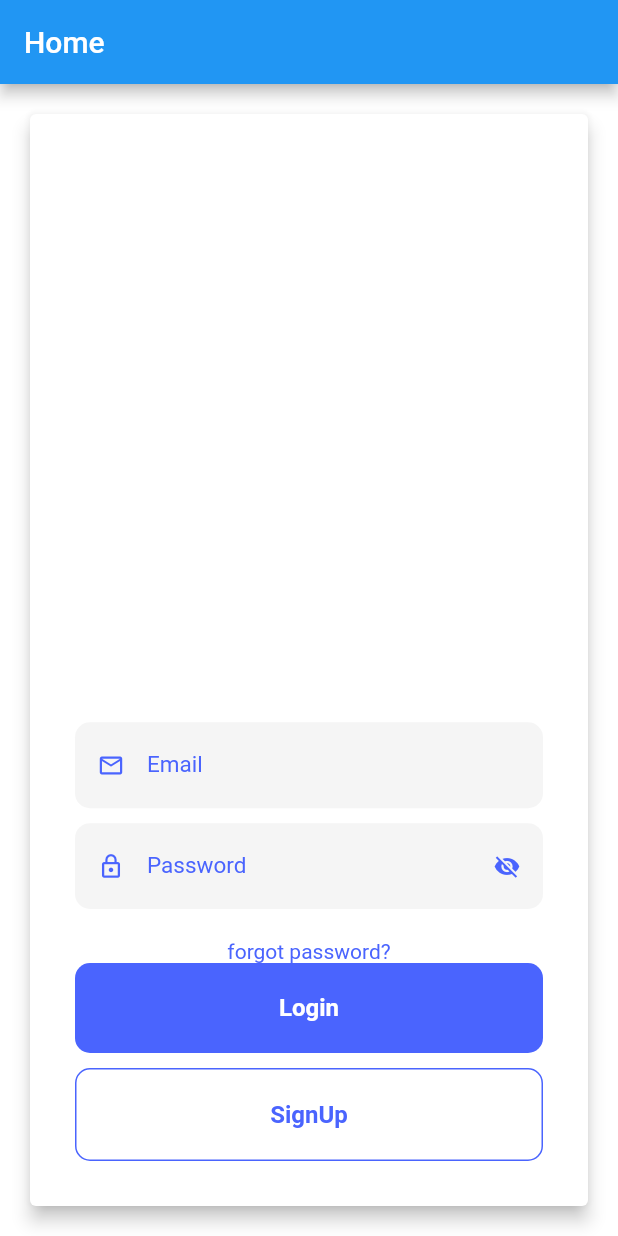
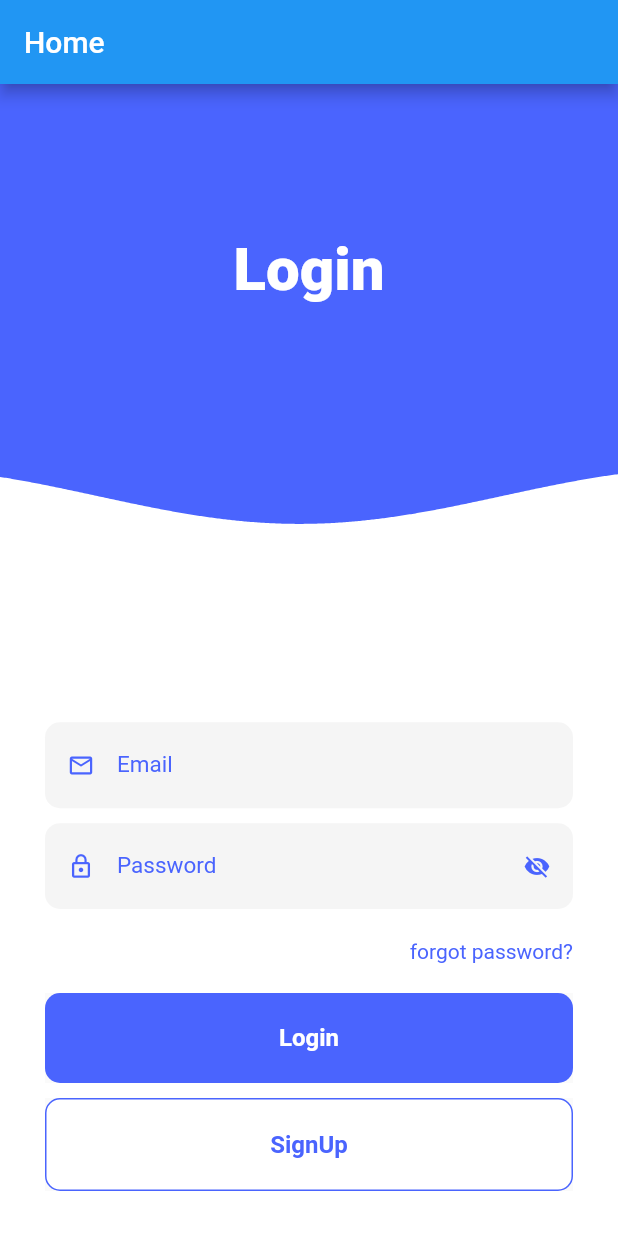
Before and after one commit to krishna-9394/Habit_Tracker, a Flutter app: the screen it shows after launch, on a phone screen of 412 x 824 dp. Run offline on Flutter 3.47's test engine with Material 2 defaults, Android fonts, the light colour scheme and no system bars; our stand-ins replace email_validator, firebase_auth, firebase_core, fluttertoast, percent_indicator; accounts and stored records are empty.

Commit message:
UI of login page is ready  just i have to link the firebase and make similar page for Register

```diff
--- /dev/null
+++ b/lib/Authentications_Pages/Auth.dart
@@ -0,0 +1,16 @@
+import 'package:firebase_auth/firebase_auth.dart';
+
+class Auth{
+  final FirebaseAuth _firebaseAuth = FirebaseAuth.instance;
+  User? get currentUser => _firebaseAuth.currentUser;
+  Stream<User?> get authStateChange => _firebaseAuth.authStateChanges();
+  Future<void> createUserWithEmailAndPassword({required String email,required String password}) async {
+    await _firebaseAuth.createUserWithEmailAndPassword(email: email, password: password);
+  }
+  Future<void> signInWithEmailAndPassword({required String email,required String password}) async {
+    await _firebaseAuth.signInWithEmailAndPassword(email: email, password: password);
+  }
+  Future<void> signout() async {
+    await _firebaseAuth.signOut();
+  }
+}
--- a/lib/Authentications_Pages/login.dart
+++ b/lib/Authentications_Pages/login.dart
@@ -6,6 +6,7 @@
 import '../Utilities/ButtonWidgets.dart';
 import '../Utilities/Home_Model.dart';
 import '../Utilities/TextField.dart';
+import '../Utilities/Waves.dart';
 
 class Login extends StatefulWidget {
   const Login({Key? key}) : super(key: key);
@@ -32,17 +33,46 @@
 
   @override
   Widget build(BuildContext context) {
-
+    final size = MediaQuery.of(context).size;
     final model = Provider.of<HomeModel>(context);
+    final bool isKeyBoardOpen = MediaQuery.of(context).viewInsets.bottom > 0;
     return Scaffold(
         appBar: AppBar(title: const Text("Home")),
         backgroundColor: Global.white,
-        body: Center(
-            child: Card(
-                elevation: 5,
-                margin: const EdgeInsets.all(20),
-                child: Padding(
-                  padding: const EdgeInsets.all(30.0),
+        body: Stack(
+          children: [
+          Container(
+            height: size.height - 200,
+            color: Global.mediumBlue,
+          ),
+          AnimatedPositioned(
+            duration: const Duration(milliseconds: 500),
+            curve: Curves.easeOutQuad,
+            top: isKeyBoardOpen ? - (size.height)/3.7 : 0.0,
+            child: WaveWidget(
+              size: size,
+              yOffset: size.height/3.0,
+              color: Global.white,
+            ),
+          ),
+          Row(
+            mainAxisAlignment: MainAxisAlignment.center,
+            children: const [
+              Padding(
+                padding: EdgeInsets.only(top: 100),
+                child: Text(
+                  'Login',
+                  style: TextStyle(
+                    color: Global.white,
+                    fontSize: 40.0,
+                    fontWeight: FontWeight.w900,
+                  ),
+                ),
+              ),
+            ],
+          ),
+          Padding(
+            padding: const EdgeInsets.all(30),
             child: Column(
             mainAxisAlignment: MainAxisAlignment.end,
             children: [
@@ -64,8 +94,8 @@
                 Icons.visibility_off,
               ),
               const SizedBox(height: 20.0),
-                      Column(
-                          crossAxisAlignment: CrossAxisAlignment.end,
+              Row(
+                  mainAxisAlignment: MainAxisAlignment.end,
                   children: const [
                     Text(
                         "forgot password?",
@@ -75,11 +105,11 @@
                     )
                   ]
               ),
+              const SizedBox(height: 20.0),
               ButtonWidget(
                 hasBorder: false,
                 title: 'Login',
                 onPressed: () {
-
                 },
               ),
               const SizedBox(height: 10.0),
@@ -92,8 +122,8 @@
               ),
             ],
             ),
-                )
-            )
+          ),
+          ],
         )
     );
   }
--- a/lib/Utilities/ButtonWidgets.dart
+++ b/lib/Utilities/ButtonWidgets.dart
@@ -14,7 +14,8 @@
   });
   @override
   Widget build(BuildContext context) {
-    return Ink(
+    return Material(
+      child: Ink(
         decoration: BoxDecoration(
           color: hasBorder? Global.white : Global.mediumBlue,
           borderRadius: BorderRadius.circular(10),
@@ -38,6 +39,7 @@
                 )
             )
         ),
+      ),
     );
   }
 }
--- /dev/null
+++ b/lib/Utilities/Waves.dart
@@ -0,0 +1,64 @@
+import 'package:flutter/material.dart';
+import 'dart:math' as Math;
+import 'clipper_widget.dart';
+
+class WaveWidget extends StatefulWidget {
+  final Size size;
+  final double yOffset;
+  final Color color;
+
+  const WaveWidget({super.key,
+    required this.size, required this.yOffset, required this.color});
+
+  @override
+  State<WaveWidget> createState() => _WaveWidgetState();
+}
+
+class _WaveWidgetState extends State<WaveWidget> with TickerProviderStateMixin{
+  late AnimationController animationController;
+  List<Offset> WavePoint = [];
+  @override
+  void initState() {
+    // TODO: implement initState
+    super.initState();
+    animationController = AnimationController(vsync: this,duration: Duration(milliseconds: 5000))
+      ..addListener(() {
+        WavePoint.clear();
+        final double waveSpeed = animationController.value * 1080;
+        final double fullSphere = animationController.value * Math.pi * 2;
+        final double normalizer = Math.cos(fullSphere);
+        final double waveWidth = Math.pi /270;
+        final double waveHeight = 20;
+
+        for(int i = 0;i <= widget.size.width.toInt();++i){
+          double calculations = Math.sin((waveSpeed - i) * waveWidth);
+          WavePoint.add(Offset(i.toDouble(), calculations * waveHeight * normalizer + widget.yOffset));
+        }
+      });
+    animationController.repeat();
+  }
+  @override
+  void dispose() {
+    // TODO: implement dispose
+    super.dispose();
+    animationController.dispose();
+  }
+  @override
+  Widget build(BuildContext context) {
+    return AnimatedBuilder(
+      animation: animationController,
+      builder: (context,_) {
+        return ClipPath(
+            clipper: ClipperWidget(
+              waveList: WavePoint,
+            ),
+            child: Container(
+              width: widget.size.width,
+              height: widget.size.height,
+              color: widget.color,
+            )
+        );
+      }
+    );
+  }
+}
--- /dev/null
+++ b/lib/Utilities/clipper_widget.dart
@@ -0,0 +1,18 @@
+import 'package:flutter/material.dart';
+
+class ClipperWidget extends CustomClipper<Path>{
+  final List<Offset> waveList;
+  ClipperWidget({required this.waveList});
+  @override
+  getClip(Size size) {
+    final Path path = Path();
+    path.addPolygon(waveList, false);
+    path.lineTo(size.width, size.height);
+    path.lineTo(0.0,size.height);
+    path.close();
+    return path;
+  }
+
+  @override
+  bool shouldReclip(covariant CustomClipper oldClipper) => true;
+}
```
Lines whose indentation alone changed are shown as unchanged.
